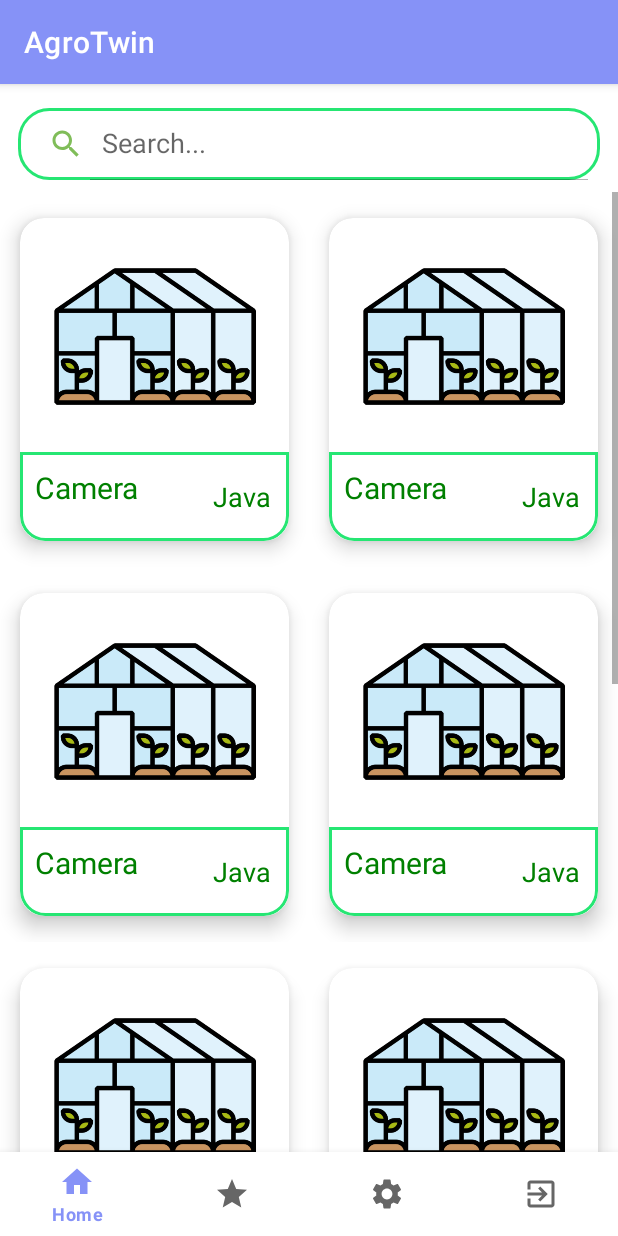
After one commit to Adolfopgv/AGROTWIN, an Android app: the NavMenuActivity screen opened directly, with no data from a screen before it, on a phone screen of 412 x 824 dp. The commit adds this screen. Run offline under Robolectric (Android 15) with nearby library versions, the phone set to English and light mode, and no system bars.

Commit message:
Barra de navegacion del menu hecha con sus fragments, falta arreglar algunos errores con los fragments

```diff
--- a/app/build.gradle.kts
+++ b/app/build.gradle.kts
@@ -23,6 +23,11 @@ android {
             proguardFiles(getDefaultProguardFile("proguard-android-optimize.txt"), "proguard-rules.pro")
         }
     }
+
+    buildFeatures {
+        viewBinding = true
+    }
+
     compileOptions {
         sourceCompatibility = JavaVersion.VERSION_1_8
         targetCompatibility = JavaVersion.VERSION_1_8
--- /dev/null
+++ b/app/src/main/java/com/example/agrotwin/HomeFragment.java
@@ -0,0 +1,126 @@
+package com.example.agrotwin;
+
+import android.os.Bundle;
+
+import androidx.appcompat.widget.SearchView;
+import androidx.fragment.app.Fragment;
+import androidx.recyclerview.widget.GridLayoutManager;
+import androidx.recyclerview.widget.RecyclerView;
+
+import android.view.LayoutInflater;
+import android.view.View;
+import android.view.ViewGroup;
+import android.widget.Toast;
+
+import java.util.ArrayList;
+import java.util.List;
+
+/**
+ * A simple {@link Fragment} subclass.
+ * Use the {@link HomeFragment#newInstance} factory method to
+ * create an instance of this fragment.
+ */
+public class HomeFragment extends Fragment {
+
+    // TODO: Rename parameter arguments, choose names that match
+    // the fragment initialization parameters, e.g. ARG_ITEM_NUMBER
+    private static final String ARG_PARAM1 = "param1";
+    private static final String ARG_PARAM2 = "param2";
+
+    // TODO: Rename and change types of parameters
+    private String mParam1;
+    private String mParam2;
+
+    //////
+    private RecyclerView recyclerView;
+    private List<DataClass> dataList;
+    private MyAdapter adapter;
+    private DataClass androidData;
+    private SearchView searchView;
+    //////
+
+    public HomeFragment() {
+        // Required empty public constructor
+    }
+
+    /**
+     * Use this factory method to create a new instance of
+     * this fragment using the provided parameters.
+     *
+     * @param param1 Parameter 1.
+     * @param param2 Parameter 2.
+     * @return A new instance of fragment HomeFragment.
+     */
+    // TODO: Rename and change types and number of parameters
+    public static HomeFragment newInstance(String param1, String param2) {
+        HomeFragment fragment = new HomeFragment();
+        Bundle args = new Bundle();
+        args.putString(ARG_PARAM1, param1);
+        args.putString(ARG_PARAM2, param2);
+        fragment.setArguments(args);
+        return fragment;
+    }
+
+    @Override
+    public void onCreate(Bundle savedInstanceState) {
+        super.onCreate(savedInstanceState);
+        if (getArguments() != null) {
+            mParam1 = getArguments().getString(ARG_PARAM1);
+            mParam2 = getArguments().getString(ARG_PARAM2);
+        }
+
+    }
+
+    @Override
+    public View onCreateView(LayoutInflater inflater, ViewGroup container,
+                             Bundle savedInstanceState) {
+        // Inflate the layout for this fragment
+
+        View view = inflater.inflate(R.layout.fragment_home, container, false);
+
+        recyclerView = view.findViewById(R.id.recyclerView);
+        searchView = view.findViewById(R.id.search);
+
+        searchView.clearFocus();
+        searchView.setOnQueryTextListener(new SearchView.OnQueryTextListener() {
+            @Override
+            public boolean onQueryTextSubmit(String query) {
+                return false;
+            }
+
+            @Override
+            public boolean onQueryTextChange(String newText) {
+                searchList(newText);
+                return true;
+            }
+        });
+
+        GridLayoutManager gridLayoutManager = new GridLayoutManager(getContext(), 2);
+        recyclerView.setLayoutManager(gridLayoutManager);
+        dataList = new ArrayList<>();
+
+        for (int i = 0; i < 10; i++) {
+            androidData = new DataClass("Camera", R.string.camera, "Java", R.drawable.greenhouse);
+            dataList.add(androidData);
+        }
+
+        adapter = new MyAdapter(getContext(), dataList);
+        recyclerView.setAdapter(adapter);
+
+        return view;
+    }
+
+    private void searchList(String text){
+        List<DataClass> dataSearchList = new ArrayList<>();
+        for (DataClass data : dataList){
+            if (data.getDataTitle().toLowerCase().contains(text.toLowerCase())) {
+                dataSearchList.add(data);
+            }
+        }
+        if (dataSearchList.isEmpty()){
+            Toast.makeText(getContext(), "Not Found", Toast.LENGTH_SHORT).show();
+        } else {
+            adapter.setSearchList(dataSearchList);
+        }
+    }
+}
--- /dev/null
+++ b/app/src/main/java/com/example/agrotwin/NavMenuActivity.java
@@ -0,0 +1,53 @@
+package com.example.agrotwin;
+
+import android.content.Intent;
+import android.os.Bundle;
+import android.widget.Toast;
+
+import androidx.appcompat.app.AppCompatActivity;
+import androidx.fragment.app.Fragment;
+import androidx.fragment.app.FragmentManager;
+import androidx.fragment.app.FragmentTransaction;
+
+import com.example.agrotwin.databinding.ActivityNavMenuBinding;
+
+public class NavMenuActivity extends AppCompatActivity {
+
+    private ActivityNavMenuBinding binding;
+
+    @Override
+    protected void onCreate(Bundle savedInstanceState) {
+        super.onCreate(savedInstanceState);
+        binding = ActivityNavMenuBinding.inflate(getLayoutInflater());
+        setContentView(binding.getRoot());
+        replaceFragment(new HomeFragment());
+
+        binding.bottomNavigationView.setOnItemSelectedListener(item -> {
+
+            int itemId = item.getItemId();
+
+            if (itemId == R.id.navHome) {
+                replaceFragment(new HomeFragment());
+            } else if (itemId == R.id.navFav) {
+                replaceFragment(new FavoritesFragment());
+            } else if (itemId == R.id.navSettings) {
+                replaceFragment(new SettingsFragment());
+            } else {
+                Intent it = new Intent(this, Login.class);
+                startActivity(it);
+                Toast.makeText(this, "Logged out", Toast.LENGTH_SHORT).show();
+                this.finish();
+            }
+
+
+            return true;
+        });
+    }
+
+    private void replaceFragment(Fragment fragment) {
+        FragmentManager fragmentManager = getSupportFragmentManager();
+        FragmentTransaction fragmentTransaction = fragmentManager.beginTransaction();
+        fragmentTransaction.replace(R.id.frame_layoutNav, fragment);
+        fragmentTransaction.commit();
+    }
+}
--- /dev/null
+++ b/app/src/main/res/drawable/nav_favorites.xml
@@ -0,0 +1,5 @@
+<vector xmlns:android="http://schemas.android.com/apk/res/android" android:height="24dp" android:tint="#000000" android:viewportHeight="24" android:viewportWidth="24" android:width="24dp">
+
+    <path android:fillColor="@android:color/white" android:pathData="M12,17.27L18.18,21l-1.64,-7.03L22,9.24l-7.19,-0.61L12,2 9.19,8.63 2,9.24l5.46,4.73L5.82,21z"/>
+
+</vector>
--- a/app/src/main/res/layout/activity_main_login.xml
+++ b/app/src/main/res/layout/activity_login.xml
@@ -7,7 +7,7 @@
     android:layout_height="match_parent"
     android:background="@color/background"
     android:padding="10dp"
-    tools:context=".MainActivityLogin" >
+    tools:context=".Login" >
 
     <TextView
         android:id="@+id/loginTextView"
@@ -33,7 +33,7 @@
         app:layout_constraintHorizontal_bias="0.842"
         app:layout_constraintStart_toStartOf="parent"
         app:layout_constraintTop_toBottomOf="@+id/loginTextView"
-        tools:context=".MainActivityLogin">
+        tools:context=".Login">
 
         <EditText
             android:id="@+id/userEditTextLogin"
--- /dev/null
+++ b/app/src/main/res/layout/activity_nav_menu.xml
@@ -0,0 +1,30 @@
+<?xml version="1.0" encoding="utf-8"?>
+<androidx.constraintlayout.widget.ConstraintLayout
+    xmlns:android="http://schemas.android.com/apk/res/android"
+    xmlns:tools="http://schemas.android.com/tools"
+    xmlns:app="http://schemas.android.com/apk/res-auto"
+    android:id="@+id/main"
+    android:layout_width="match_parent"
+    android:layout_height="match_parent"
+    tools:context=".NavMenuActivity">
+
+    <FrameLayout
+        android:id="@+id/frame_layoutNav"
+        android:layout_width="0dp"
+        android:layout_height="0dp"
+        app:layout_constraintBottom_toTopOf="@+id/bottomNavigationView"
+        app:layout_constraintEnd_toEndOf="parent"
+        app:layout_constraintStart_toStartOf="parent"
+        app:layout_constraintTop_toTopOf="parent">
+
+    </FrameLayout>
+
+    <com.google.android.material.bottomnavigation.BottomNavigationView
+        android:id="@+id/bottomNavigationView"
+        android:layout_width="match_parent"
+        android:layout_height="wrap_content"
+        app:layout_constraintBottom_toBottomOf="parent"
+        app:layout_constraintEnd_toEndOf="parent"
+        app:layout_constraintStart_toStartOf="parent"
+        app:menu="@menu/bottom_nav_menu"/>
+</androidx.constraintlayout.widget.ConstraintLayout>
--- a/app/src/main/res/layout/activity_home.xml
+++ b/app/src/main/res/layout/fragment_home.xml
@@ -6,7 +6,7 @@
     android:layout_width="match_parent"
     android:layout_height="match_parent"
     android:orientation="vertical"
-    tools:context=".Home">
+    tools:context=".HomeFragment">
 
     <androidx.appcompat.widget.SearchView
         android:layout_width="match_parent"
--- /dev/null
+++ b/app/src/main/res/menu/bottom_nav_menu.xml
@@ -0,0 +1,16 @@
+<?xml version="1.0" encoding="utf-8"?>
+<menu xmlns:android="http://schemas.android.com/apk/res/android">
+
+    <item android:title="Home"
+        android:icon="@drawable/nav_home"
+        android:id="@+id/navHome"/>
+    <item android:title="Favorites"
+        android:icon="@drawable/nav_favorites"
+        android:id="@+id/navFav"/>
+    <item android:title="Settings"
+        android:icon="@drawable/nav_settings"
+        android:id="@+id/navSettings"/>
+    <item android:title="Log out"
+        android:icon="@drawable/nav_logout"
+        android:id="@+id/navLogout"/>
+</menu>
```
Also changed, not shown: app/src/main/AndroidManifest.xml (+6 -3 lines), app/src/main/java/com/example/agrotwin/DetailActivity.java (+9 -7 lines), app/src/main/java/com/example/agrotwin/FavoritesFragment.java (added, +64 -0 lines), app/src/main/java/com/example/agrotwin/Home.java (deleted, +0 -83 lines), app/src/main/java/com/example/agrotwin/Login.java (renamed from app/src/main/java/com/example/agrotwin/MainActivityLogin.java, +4 -9 lines), app/src/main/java/com/example/agrotwin/SettingsFragment.java (added, +68 -0 lines), app/src/main/res/layout/fragment_favorites.xml (added, +14 -0 lines), app/src/main/res/menu/nav_menu.xml (deleted, +0 -42 lines), app/src/main/res/drawable/nav_logout.xml (line endings or trailing spaces).
